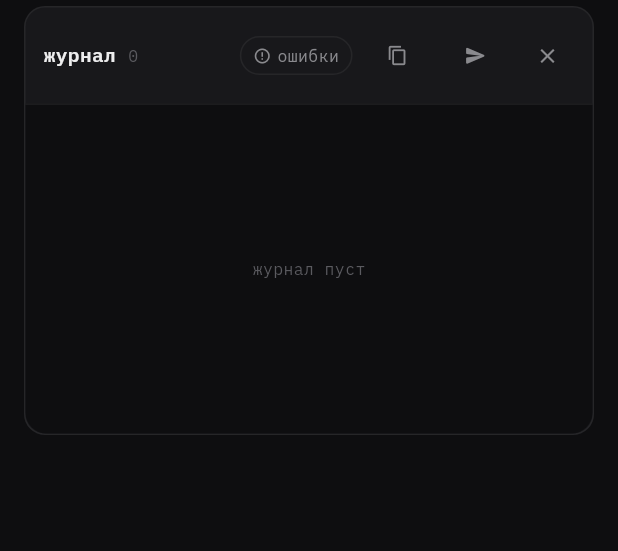
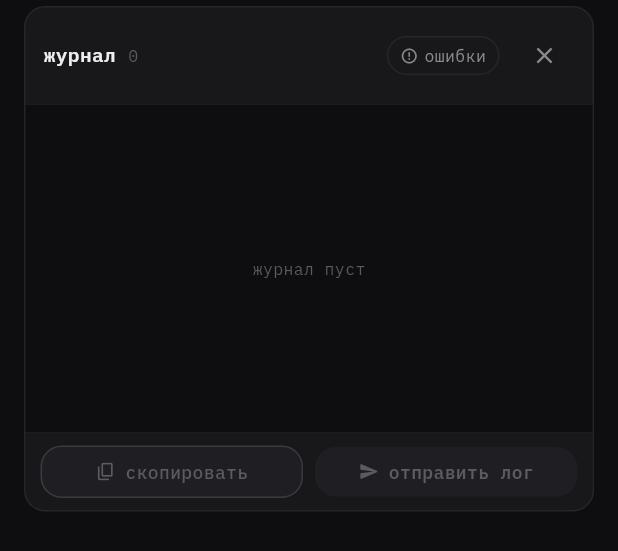
Before and after one commit to m1d1x/hikkari-client, a Flutter app: the LogOverlay widget shown alone on an empty page, opened directly with empty values, on a phone screen of 412 x 824 dp. Shown: the top 551 px of the screen. Run offline on Flutter 3.47's test engine with Material 3 defaults, Android fonts, the phone set to English and light mode, and no system bars; our stand-ins replace flutter_svg, qr_flutter, simple_icons; missing offline and left inert: country_flags, dart:ffi, window_manager.

Commit message:
feat(ui): add visible action buttons to log overlay and error card

```diff
--- a/app/lib/ui/nekko_error_card.dart
+++ b/app/lib/ui/nekko_error_card.dart
@@ -220,17 +220,18 @@ class _NekkoErrorCardState extends State<NekkoErrorCard> {
                               ? AppDurations.hover
                               : AppDurations.normal,
                           curve: AppCurves.fastInSlowOut,
+                          child: Center(
                             child: Row(
                               mainAxisAlignment: MainAxisAlignment.center,
+                              mainAxisSize: MainAxisSize.min,
                               children: [
-                              Icon(Icons.send_rounded, size: 16, color: t.bad),
-                              const SizedBox(width: 7),
-                              // Lowercase sits low in its em box; lift it so
-                              // its x-height centres on the icon.
-                              Transform.translate(
-                                offset: const Offset(0, -1.5),
+                                Icon(Icons.send_rounded, size: 15, color: t.bad),
+                                const SizedBox(width: 6),
+                                Flexible(
                                   child: Text(
-                                  'скопировать и отправить',
+                                    'отправить лог',
+                                    maxLines: 1,
+                                    overflow: TextOverflow.ellipsis,
                                     textHeightBehavior: const TextHeightBehavior(
                                       applyHeightToFirstAscent: false,
                                       applyHeightToLastDescent: false,
@@ -240,12 +241,13 @@ class _NekkoErrorCardState extends State<NekkoErrorCard> {
                                     style: TextStyle(
                                       color: t.bad,
                                       height: 1,
-                                    fontSize: 15,
+                                      fontSize: 14,
                                       fontWeight: FontWeight.w600,
                                     ),
                                   ),
                                 ),
                               ],
+                            ),
                           ),
                         ),
                       ),
--- a/app/lib/widgets/log_overlay.dart
+++ b/app/lib/widgets/log_overlay.dart
@@ -52,6 +52,7 @@ class _LogOverlayState extends State<LogOverlay> {
   List<String> _lines = const [];
   bool _onlyErrors = false;
   bool _autoscroll = true;
+  bool _sending = false;
 
   @override
   void initState() {
@@ -144,6 +145,9 @@ class _LogOverlayState extends State<LogOverlay> {
   }
 
   Future<void> _sendReport() async {
+    if (_sending) return;
+    setState(() => _sending = true);
+    try {
       final appState = context.read<AppState>();
       await appState.submitSupportReport('Отправка журнала логов из приложения');
       if (!mounted) return;
@@ -153,6 +157,19 @@ class _LogOverlayState extends State<LogOverlay> {
         icon: Icons.check_rounded,
         hold: NekkoToast.glanceHold,
       );
+    } catch (_) {
+      if (!mounted) return;
+      NekkoToast.show(
+        context,
+        'не удалось отправить лог',
+        icon: Icons.error_outline_rounded,
+        hold: NekkoToast.glanceHold,
+      );
+    } finally {
+      if (mounted) {
+        setState(() => _sending = false);
+      }
+    }
   }
 
   @override
@@ -176,9 +193,9 @@ class _LogOverlayState extends State<LogOverlay> {
             padding: const EdgeInsets.symmetric(horizontal: 10, vertical: 8),
             decoration: BoxDecoration(
               color: t.bg,
-              border: Border(top: BorderSide(color: t.border)),
-              borderRadius: BorderRadius.vertical(
-                bottom: Radius.circular(t.radius),
+              border: Border(
+                top: BorderSide(color: t.border),
+                bottom: BorderSide(color: t.border),
               ),
             ),
             child: visible.isEmpty
@@ -209,13 +226,100 @@ class _LogOverlayState extends State<LogOverlay> {
                     },
                   ),
           ),
+          _actionsBar(t),
         ],
       ),
     );
   }
 
+  Widget _actionsBar(NekkoTokens t) => Container(
+    padding: const EdgeInsets.symmetric(horizontal: 10, vertical: 8),
+    decoration: BoxDecoration(
+      color: t.surface,
+      borderRadius: BorderRadius.vertical(
+        bottom: Radius.circular(t.radius),
+      ),
+    ),
+    child: Row(
+      children: [
+        Expanded(
+          child: InkWell(
+            onTap: _lines.isEmpty ? null : _copy,
+            borderRadius: BorderRadius.circular(t.radius),
+            child: Container(
+              padding: const EdgeInsets.symmetric(vertical: 8),
+              decoration: BoxDecoration(
+                color: t.surface2,
+                border: Border.all(color: t.borderStrong),
+                borderRadius: BorderRadius.circular(t.radius),
+              ),
+              child: Row(
+                mainAxisAlignment: MainAxisAlignment.center,
+                children: [
+                  Icon(
+                    Icons.copy_rounded,
+                    size: 14,
+                    color: _lines.isEmpty ? t.textFaint : t.textMuted,
+                  ),
+                  const SizedBox(width: 6),
+                  Text(
+                    'скопировать',
+                    style: TextStyle(
+                      color: _lines.isEmpty ? t.textFaint : t.text,
+                      fontSize: 12,
+                      fontWeight: FontWeight.w500,
+                    ),
+                  ),
+                ],
+              ),
+            ),
+          ),
+        ),
+        const SizedBox(width: 8),
+        Expanded(
+          child: InkWell(
+            onTap: (_lines.isEmpty || _sending) ? null : _sendReport,
+            borderRadius: BorderRadius.circular(t.radius),
+            child: Container(
+              padding: const EdgeInsets.symmetric(vertical: 8),
+              decoration: BoxDecoration(
+                color: _lines.isEmpty
+                    ? t.surface2
+                    : (_sending ? t.surface2 : t.primary),
+                borderRadius: BorderRadius.circular(t.radius),
+              ),
+              child: Row(
+                mainAxisAlignment: MainAxisAlignment.center,
+                children: [
+                  Icon(
+                    _sending ? Icons.sync_rounded : Icons.send_rounded,
+                    size: 14,
+                    color: _lines.isEmpty
+                        ? t.textFaint
+                        : (_sending ? t.textMuted : Colors.white),
+                  ),
+                  const SizedBox(width: 6),
+                  Text(
+                    _sending ? 'отправка...' : 'отправить лог',
+                    style: TextStyle(
+                      color: _lines.isEmpty
+                          ? t.textFaint
+                          : (_sending ? t.textMuted : Colors.white),
+                      fontSize: 12,
+                      fontWeight: FontWeight.w600,
+                    ),
+                  ),
+                ],
+              ),
+            ),
+          ),
+        ),
+      ],
+    ),
+  );
+
   Widget _toolbar(NekkoTokens t, int shown, int total) => Padding(
-    padding: const EdgeInsets.fromLTRB(12, 8, 6, 8),
+    padding: const EdgeInsets.fromLTRB(12, 8, 8, 8),
     child: Row(
       children: [
         Text(
@@ -245,25 +349,8 @@ class _LogOverlayState extends State<LogOverlay> {
         ),
         const SizedBox(width: 6),
         IconButton(
-          tooltip: 'копировать',
-          iconSize: 14,
-          padding: EdgeInsets.zero,
-          constraints: const BoxConstraints(minWidth: 28, minHeight: 28),
-          onPressed: _lines.isEmpty ? null : _copy,
-          icon: Icon(Icons.copy, color: t.textMuted),
-        ),
-        const SizedBox(width: 4),
-        IconButton(
-          tooltip: 'отправить в поддержку',
-          iconSize: 15,
-          padding: EdgeInsets.zero,
-          constraints: const BoxConstraints(minWidth: 28, minHeight: 28),
-          onPressed: _lines.isEmpty ? null : _sendReport,
-          icon: Icon(Icons.send_rounded, color: t.textMuted),
-        ),
-        IconButton(
           tooltip: 'закрыть',
-          iconSize: 16,
+          iconSize: 18,
           padding: EdgeInsets.zero,
           constraints: const BoxConstraints(minWidth: 28, minHeight: 28),
           onPressed: widget.onClose,
```
Lines whose indentation alone changed are shown as unchanged.
